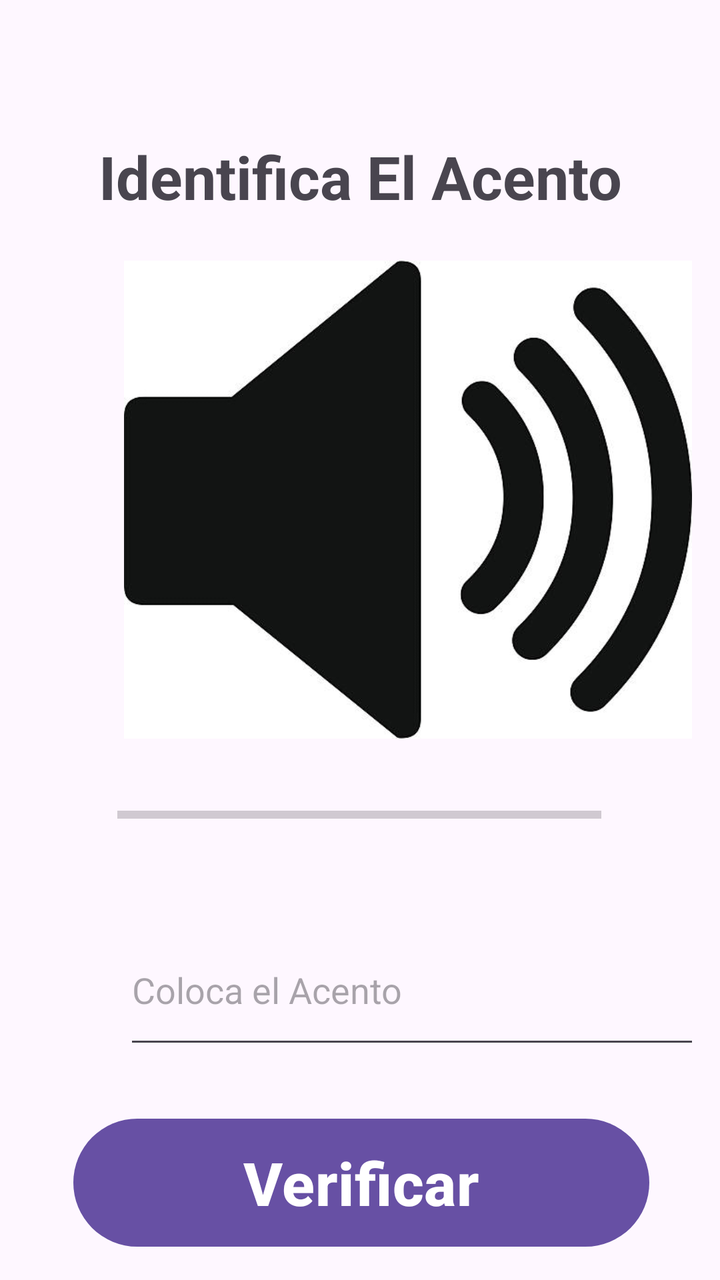
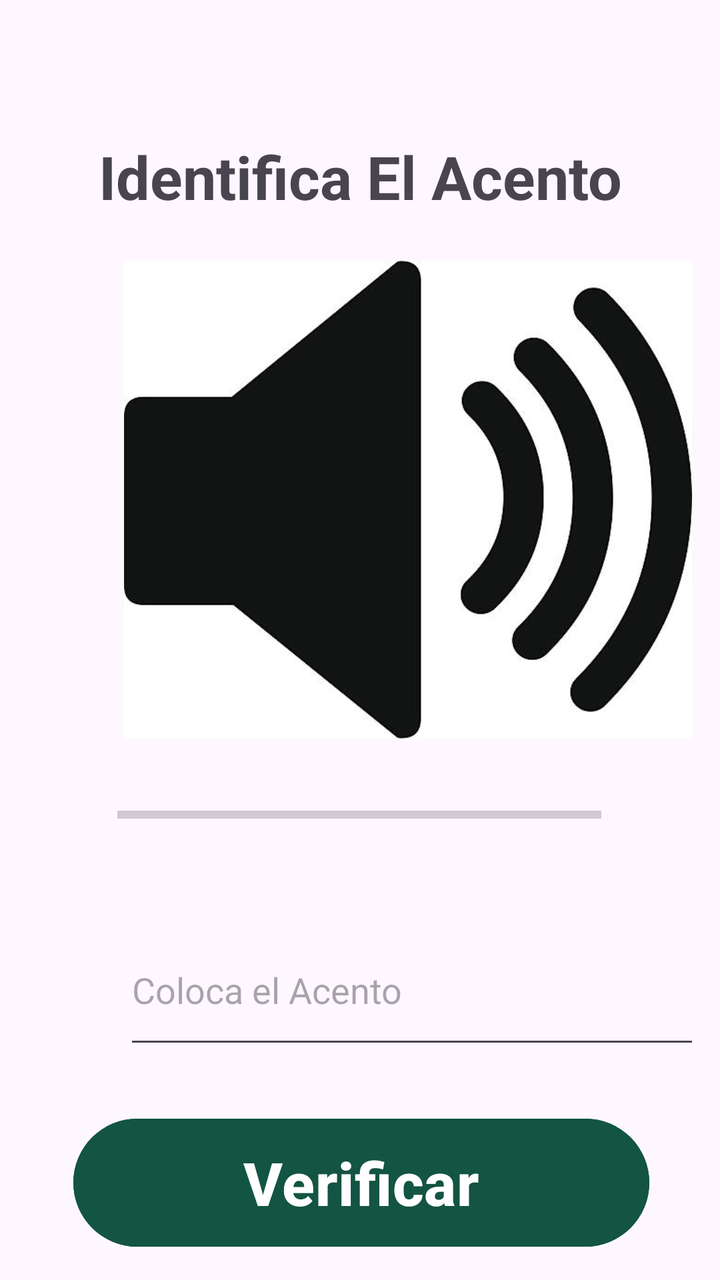

Two renders of the same Android screen: before a commit and after it. Below are the layout's source before the change and the commit's diff.
<!-- AndroidManifest.xml: application theme Theme.AuspectusPantallas -->
<!-- res/layout/activity_acentos2.xml -->
<?xml version="1.0" encoding="utf-8"?>
<androidx.constraintlayout.widget.ConstraintLayout xmlns:android="http://schemas.android.com/apk/res/android"
    xmlns:app="http://schemas.android.com/apk/res-auto"
    xmlns:tools="http://schemas.android.com/tools"
    android:id="@+id/main"
    android:layout_width="match_parent"
    android:layout_height="match_parent"
    tools:context=".Acentos2">


    <TextView
        android:id="@+id/textView"
        android:layout_width="wrap_content"
        android:layout_height="wrap_content"
        android:layout_marginStart="74dp"
        android:layout_marginTop="68dp"
        android:layout_marginEnd="74dp"
        android:text="Identifica El Acento"
        android:textSize="30dp"
        android:textStyle="bold"
        app:layout_constraintEnd_toEndOf="parent"
        app:layout_constraintStart_toStartOf="parent"
        app:layout_constraintTop_toTopOf="parent" />

    <ImageButton
        android:id="@+id/ImgBtn1"
        android:layout_width="284dp"
        android:layout_height="239dp"
        android:layout_marginStart="62dp"
        android:layout_marginTop="22dp"
        android:layout_marginEnd="63dp"
        android:background="@drawable/audio"
        app:layout_constraintEnd_toEndOf="parent"
        app:layout_constraintHorizontal_bias="0.0"
        app:layout_constraintStart_toStartOf="parent"
        app:layout_constraintTop_toBottomOf="@+id/textView" />

    <EditText
        android:id="@+id/ETAcento"
        android:layout_width="288dp"
        android:layout_height="72dp"
        android:layout_marginStart="62dp"
        android:layout_marginTop="20dp"
        android:layout_marginEnd="61dp"
        android:hint="Coloca el Acento"
        android:inputType="textCapCharacters"
        app:layout_constraintEnd_toEndOf="parent"
        app:layout_constraintHorizontal_bias="0.0"
        app:layout_constraintStart_toStartOf="parent"
        app:layout_constraintTop_toBottomOf="@+id/progressBar1" />

    <ProgressBar
        android:id="@+id/progressBar1"
        style="?android:attr/progressBarStyleHorizontal"
        android:layout_width="242dp"
        android:layout_height="60dp"
        android:layout_marginStart="84dp"
        android:layout_marginTop="8dp"
        android:layout_marginEnd="85dp"
        app:layout_constraintEnd_toEndOf="parent"
        app:layout_constraintStart_toStartOf="parent"
        app:layout_constraintTop_toBottomOf="@+id/ImgBtn1" />

    <Button
        android:id="@+id/btnVerf"
        android:layout_width="288dp"
        android:layout_height="72dp"
        android:layout_marginStart="62dp"
        android:layout_marginTop="26dp"
        android:layout_marginEnd="61dp"
        android:text="Verificar"
        android:textSize="30dp"
        android:textStyle="bold"
        app:layout_constraintEnd_toEndOf="parent"
        app:layout_constraintStart_toStartOf="parent"
        app:layout_constraintTop_toBottomOf="@+id/ETAcento" />
</androidx.constraintlayout.widget.ConstraintLayout>
<!-- resources referenced by this layout -->
<resources>
  <!-- drawable audio: png bitmap (drawable-normal, 68595 bytes) -->
  <style name="Theme.AuspectusPantallas" parent="Base.Theme.AuspectusPantallas" />
  <style name="Base.Theme.AuspectusPantallas" parent="Theme.Material3.DayNight.NoActionBar">
          
          
      </style>
</resources>

<!-- the commit's change to res/layout/activity_acentos2.xml (unified diff, before → after) -->
@@ -69,6 +69,7 @@
         android:layout_marginTop="26dp"
         android:layout_marginEnd="61dp"
         android:text="Verificar"
+        android:backgroundTint="@color/Nivel"
         android:textSize="30dp"
         android:textStyle="bold"
         app:layout_constraintEnd_toEndOf="parent"
<!-- resource entries referenced after the edit -->
@@ -1,8 +1,9 @@
 <!-- resources referenced by this layout -->
 <resources>
+  <color name="Nivel">#135442</color>
   <!-- drawable audio: png bitmap (drawable-normal, 68595 bytes) -->
   <style name="Theme.AuspectusPantallas" parent="Base.Theme.AuspectusPantallas" />
-  <style name="Base.Theme.AuspectusPantallas" parent="Theme.Material3.DayNight.NoActionBar">
+  <style name="Base.Theme.AuspectusPantallas" parent="Theme.Material3.Light.NoActionBar">
           
           
       </style>
